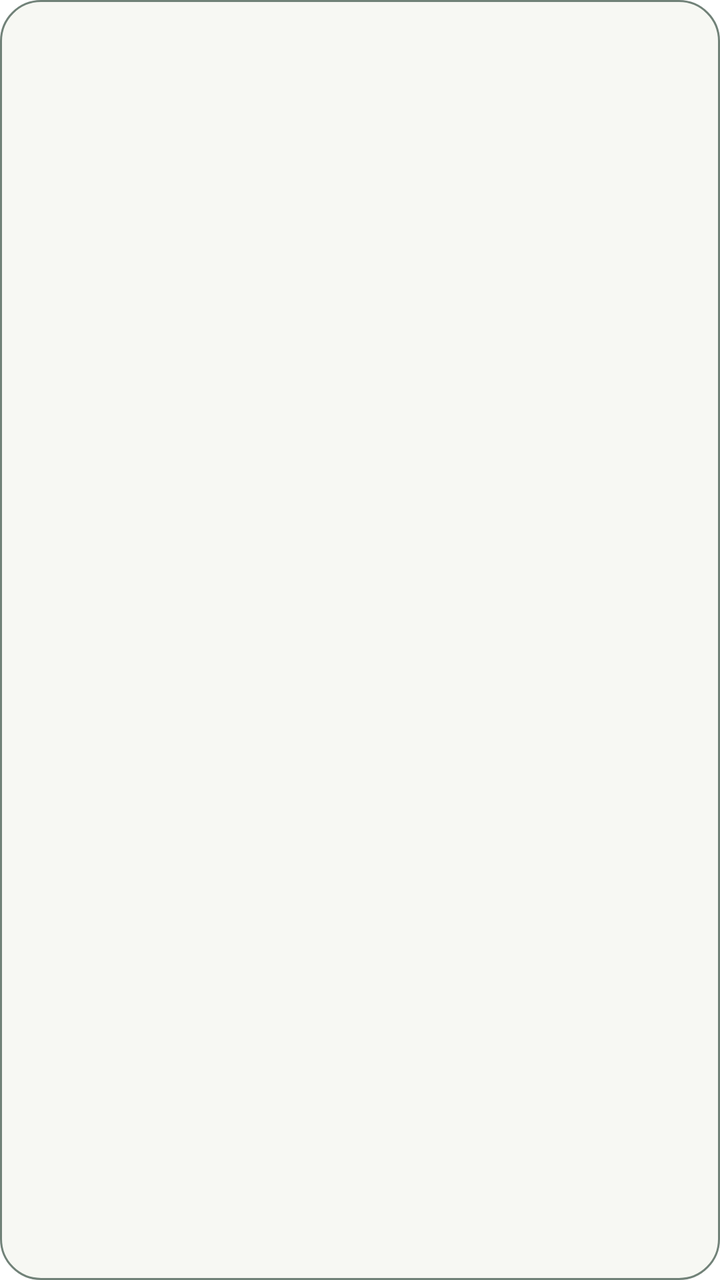
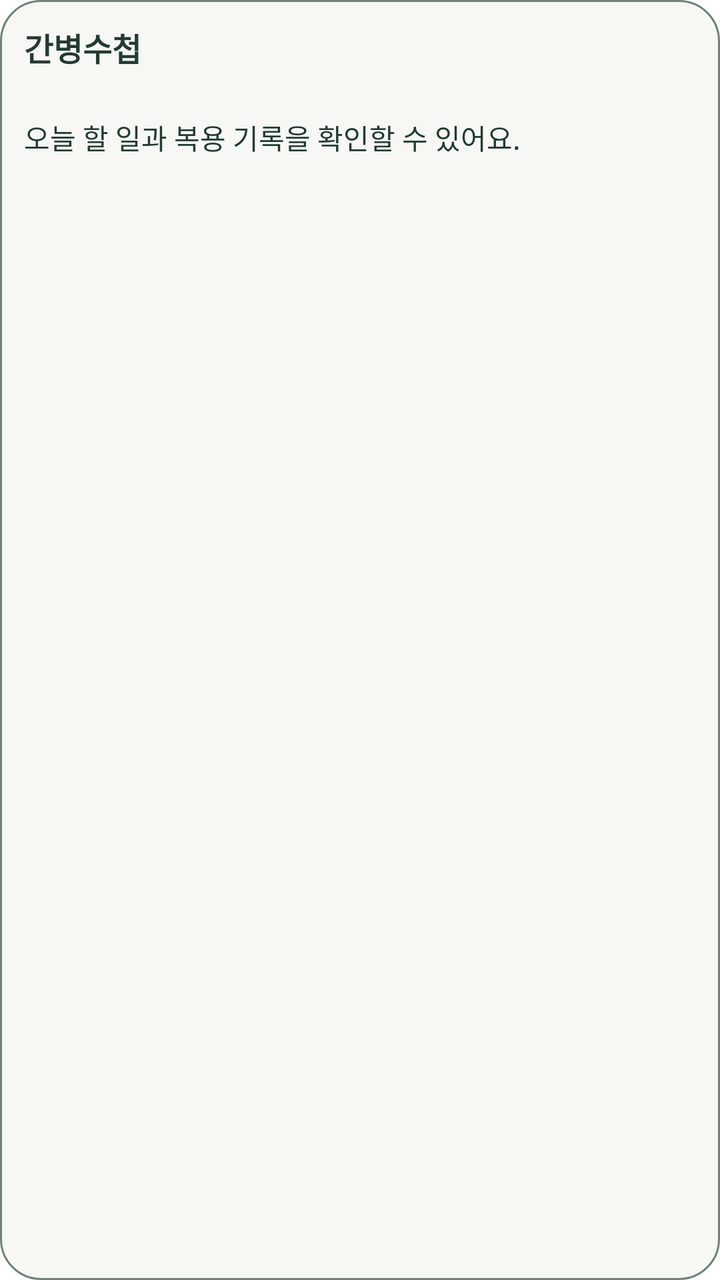

The first picture is an Android layout as it rendered before a commit; the second is the same layout after the commit. The layout source and the unified diff follow.
<!-- AndroidManifest.xml: fallback theme Theme.MaterialComponents.DayNight.NoActionBar -->
<!-- res/layout/daily_widget.xml -->
<?xml version="1.0" encoding="utf-8"?>
<LinearLayout xmlns:android="http://schemas.android.com/apk/res/android"
    android:id="@+id/widget_root" android:layout_width="match_parent" android:layout_height="match_parent"
    android:orientation="vertical" android:padding="12dp" android:background="@drawable/widget_background">
    <TextView android:id="@+id/widget_title" android:layout_width="match_parent" android:layout_height="wrap_content" android:textSize="16sp" android:textStyle="bold" android:textColor="#223B32" android:maxLines="1" />
    <TextView android:id="@+id/widget_scope" android:layout_width="match_parent" android:layout_height="wrap_content" android:textSize="14sp" android:textColor="#52655A" android:maxLines="2" />
    <TextView android:id="@+id/widget_summary" android:layout_width="match_parent" android:layout_height="wrap_content" android:layout_marginTop="4dp" android:textSize="14sp" android:textColor="#223B32" android:maxLines="2" />
    <TextView android:id="@+id/widget_next" android:layout_width="match_parent" android:layout_height="wrap_content" android:layout_marginTop="4dp" android:textSize="14sp" android:textColor="#22664E" android:maxLines="2" />
    <TextView android:id="@+id/widget_updated" android:layout_width="match_parent" android:layout_height="wrap_content" android:layout_marginTop="4dp" android:textSize="14sp" android:textColor="#52655A" android:maxLines="1" />
</LinearLayout>
<!-- resources referenced by this layout -->
<resources>
  <!-- drawable widget_background (drawable) -->
  <?xml version="1.0" encoding="utf-8"?>
  <shape xmlns:android="http://schemas.android.com/apk/res/android" android:shape="rectangle">
      <solid android:color="#F7F8F3" />
      <corners android:radius="20dp" />
      <stroke android:width="1dp" android:color="#718278" />
  </shape>
</resources>

<!-- the commit's change to res/layout/daily_widget.xml (unified diff, before → after) -->
@@ -2,9 +2,9 @@
 <LinearLayout xmlns:android="http://schemas.android.com/apk/res/android"
     android:id="@+id/widget_root" android:layout_width="match_parent" android:layout_height="match_parent"
     android:orientation="vertical" android:padding="12dp" android:background="@drawable/widget_background">
-    <TextView android:id="@+id/widget_title" android:layout_width="match_parent" android:layout_height="wrap_content" android:textSize="16sp" android:textStyle="bold" android:textColor="#223B32" android:maxLines="1" />
+    <TextView android:id="@+id/widget_title" android:layout_width="match_parent" android:layout_height="wrap_content" android:text="@string/app_name" android:textSize="16sp" android:textStyle="bold" android:textColor="#223B32" android:maxLines="1" />
     <TextView android:id="@+id/widget_scope" android:layout_width="match_parent" android:layout_height="wrap_content" android:textSize="14sp" android:textColor="#52655A" android:maxLines="2" />
-    <TextView android:id="@+id/widget_summary" android:layout_width="match_parent" android:layout_height="wrap_content" android:layout_marginTop="4dp" android:textSize="14sp" android:textColor="#223B32" android:maxLines="2" />
+    <TextView android:id="@+id/widget_summary" android:layout_width="match_parent" android:layout_height="wrap_content" android:layout_marginTop="4dp" android:text="@string/widget_preview_summary" android:textSize="14sp" android:textColor="#223B32" android:maxLines="2" />
     <TextView android:id="@+id/widget_next" android:layout_width="match_parent" android:layout_height="wrap_content" android:layout_marginTop="4dp" android:textSize="14sp" android:textColor="#22664E" android:maxLines="2" />
     <TextView android:id="@+id/widget_updated" android:layout_width="match_parent" android:layout_height="wrap_content" android:layout_marginTop="4dp" android:textSize="14sp" android:textColor="#52655A" android:maxLines="1" />
 </LinearLayout>
<!-- resource entries referenced after the edit -->
@@ -7,5 +7,7 @@
       <corners android:radius="20dp" />
       <stroke android:width="1dp" android:color="#718278" />
   </shape>
+  <string name="app_name">간병수첩</string>
+  <string name="widget_preview_summary">오늘 할 일과 복용 기록을 확인할 수 있어요.</string>
 </resources>
 
